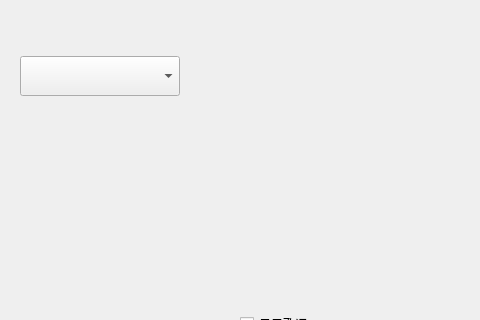
The window that OnePlayer/src/settingtabwidget.ui (whdicu/OnePlayer) describes before a commit, drawn with Qt 5; both pictures show x 0 to 480 and y 0 to 320 of the 896 by 495 pixel window.
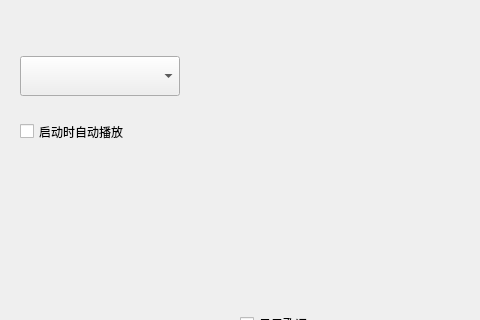
The same window after the commit.

Commit message: 1.增启动时自动播放的开关

The edit to the form file:
```diff
--- a/OnePlayer/src/settingtabwidget.ui
+++ b/OnePlayer/src/settingtabwidget.ui
@@ -488,6 +488,19 @@
            <string>显示歌词</string>
           </property>
          </widget>
+         <widget class="QCheckBox" name="cb_play_on_start">
+          <property name="geometry">
+           <rect>
+            <x>20</x>
+            <y>80</y>
+            <width>161</width>
+            <height>31</height>
+           </rect>
+          </property>
+          <property name="text">
+           <string>启动时自动播放</string>
+          </property>
+         </widget>
         </widget>
        </item>
       </layout>
```
The commit also changes 5 other files.
